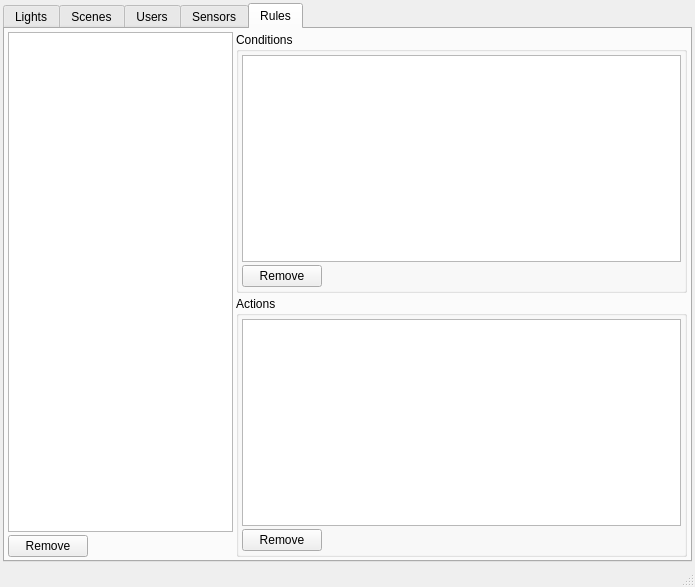
Qt form apps/qtGui/shinegui.ui (Baertierchen/shine) before a commit.
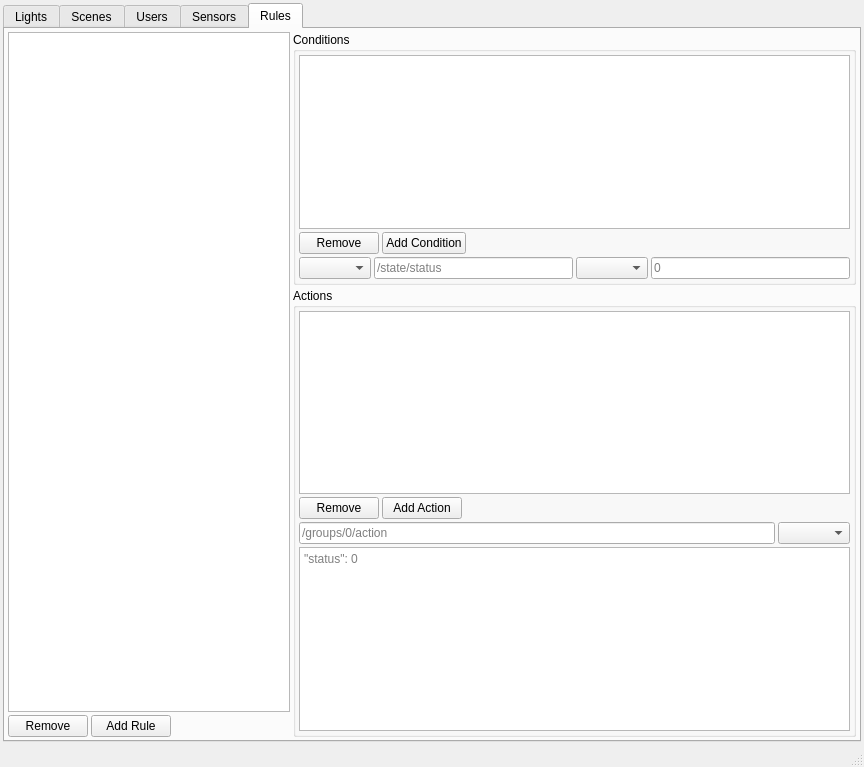
The same form after that commit.

Commit message: Action and condition handling

```diff
--- a/apps/qtGui/shinegui.ui
+++ b/apps/qtGui/shinegui.ui
@@ -6,8 +6,8 @@
    <rect>
     <x>0</x>
     <y>0</y>
-    <width>695</width>
-    <height>587</height>
+    <width>864</width>
+    <height>767</height>
    </rect>
   </property>
   <property name="windowTitle">
@@ -455,6 +455,13 @@
               </property>
              </widget>
             </item>
+            <item>
+             <widget class="QPushButton" name="btn_addRule">
+              <property name="text">
+               <string>Add Rule</string>
+              </property>
+             </widget>
+            </item>
             <item>
              <spacer name="horizontalSpacer_4">
               <property name="orientation">
@@ -483,21 +490,6 @@
              <string>Conditions</string>
             </property>
             <layout class="QVBoxLayout" name="verticalLayout_8">
-             <property name="spacing">
-              <number>3</number>
-             </property>
-             <property name="leftMargin">
-              <number>3</number>
-             </property>
-             <property name="topMargin">
-              <number>3</number>
-             </property>
-             <property name="rightMargin">
-              <number>3</number>
-             </property>
-             <property name="bottomMargin">
-              <number>3</number>
-             </property>
              <item>
               <widget class="QTableView" name="lv_ruleConditions">
                <property name="selectionMode">
@@ -526,6 +518,13 @@
                  </property>
                 </widget>
                </item>
+               <item>
+                <widget class="QPushButton" name="btn_addCondition">
+                 <property name="text">
+                  <string>Add Condition</string>
+                 </property>
+                </widget>
+               </item>
                <item>
                 <spacer name="horizontalSpacer_5">
                  <property name="orientation">
@@ -541,6 +540,47 @@
                </item>
               </layout>
              </item>
+             <item>
+              <layout class="QHBoxLayout" name="horizontalLayout_14">
+               <item>
+                <widget class="QComboBox" name="cmb_conditionSensor">
+                 <property name="sizeAdjustPolicy">
+                  <enum>QComboBox::AdjustToContents</enum>
+                 </property>
+                </widget>
+               </item>
+               <item>
+                <widget class="QLineEdit" name="txt_conditionResource">
+                 <property name="sizePolicy">
+                  <sizepolicy hsizetype="Expanding" vsizetype="Fixed">
+                   <horstretch>0</horstretch>
+                   <verstretch>0</verstretch>
+                  </sizepolicy>
+                 </property>
+                 <property name="text">
+                  <string/>
+                 </property>
+                 <property name="placeholderText">
+                  <string>/state/status</string>
+                 </property>
+                </widget>
+               </item>
+               <item>
+                <widget class="QComboBox" name="cmb_conditionOperator">
+                 <property name="sizeAdjustPolicy">
+                  <enum>QComboBox::AdjustToContents</enum>
+                 </property>
+                </widget>
+               </item>
+               <item>
+                <widget class="QLineEdit" name="txt_conditionValue">
+                 <property name="placeholderText">
+                  <string>0</string>
+                 </property>
+                </widget>
+               </item>
+              </layout>
+             </item>
             </layout>
            </widget>
           </item>
@@ -550,21 +590,6 @@
              <string>Actions</string>
             </property>
             <layout class="QVBoxLayout" name="verticalLayout_7">
-             <property name="spacing">
-              <number>3</number>
-             </property>
-             <property name="leftMargin">
-              <number>3</number>
-             </property>
-             <property name="topMargin">
-              <number>3</number>
-             </property>
-             <property name="rightMargin">
-              <number>3</number>
-             </property>
-             <property name="bottomMargin">
-              <number>3</number>
-             </property>
              <item>
               <widget class="QTableView" name="lv_ruleActions">
                <property name="selectionMode">
@@ -593,6 +618,13 @@
                  </property>
                 </widget>
                </item>
+               <item>
+                <widget class="QPushButton" name="btn_addAction">
+                 <property name="text">
+                  <string>Add Action</string>
+                 </property>
+                </widget>
+               </item>
                <item>
                 <spacer name="horizontalSpacer_6">
                  <property name="orientation">
@@ -608,6 +640,31 @@
                </item>
               </layout>
              </item>
+             <item>
+              <layout class="QHBoxLayout" name="horizontalLayout_15">
+               <item>
+                <widget class="QLineEdit" name="txt_actionAddress">
+                 <property name="placeholderText">
+                  <string>/groups/0/action</string>
+                 </property>
+                </widget>
+               </item>
+               <item>
+                <widget class="QComboBox" name="cmb_actionMethod">
+                 <property name="sizeAdjustPolicy">
+                  <enum>QComboBox::AdjustToContents</enum>
+                 </property>
+                </widget>
+               </item>
+              </layout>
+             </item>
+             <item>
+              <widget class="QTextEdit" name="txt_actionBody">
+               <property name="placeholderText">
+                <string>&quot;status&quot;: 0</string>
+               </property>
+              </widget>
+             </item>
             </layout>
            </widget>
           </item>
```
Left out of the diff: 6 changed lines with no effect on the pictures. The commit also changes 2 other files.
